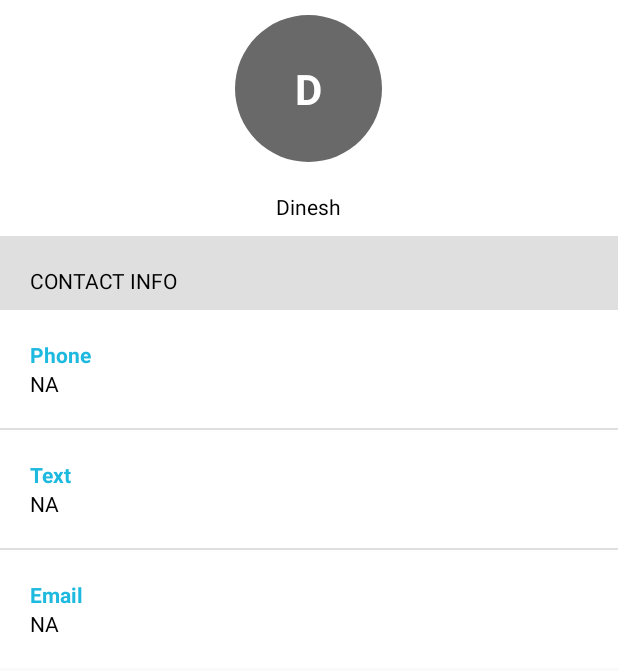
After one commit to dineshswaas/HealthyEngage, an Android app: the layout activity_care_takers_details.xml on its own in the app's theme, with its tools: preview values and no code run, on a phone screen of 412 x 824 dp. The commit adds this screen. Shown: the top 671 px of the screen. Run offline under Robolectric (Android 15) with nearby library versions, the phone set to English and light mode, and no system bars.

Commit message:
connect added

```diff
--- a/HealthyEngage/app/src/main/AndroidManifest.xml
+++ b/HealthyEngage/app/src/main/AndroidManifest.xml
@@ -12,7 +12,8 @@
         android:roundIcon="@mipmap/appicon"
         android:supportsRtl="true"
         android:theme="@style/AppTheme">
-        <activity android:name=".AssessmentDetailsActivity"></activity>
+        <activity android:name=".CareTakersDetailsActivity"></activity>
+        <activity android:name=".AssessmentDetailsActivity" />
         <activity android:name=".TimeOutActivity" />
         <activity android:name=".LoingWithMobileActivity" />
         <activity android:name=".HomePageActivity">
--- a/HealthyEngage/app/src/main/java/com/swaas/healthyengage/CarePlanAdapter.java
+++ b/HealthyEngage/app/src/main/java/com/swaas/healthyengage/CarePlanAdapter.java
@@ -112,9 +112,6 @@ class CarePlanAdapter extends RecyclerView.Adapter<CarePlanAdapter.ViewHolder>{
     }
 
 
-    public OnTpDateClickListener getOnTpDateClickListener() {
-        return onTpDateClickListener;
-    }
 
     public void setOnTpDateClickListener(OnTpDateClickListener onTpDateClickListener) {
         this.onTpDateClickListener = onTpDateClickListener;
--- /dev/null
+++ b/HealthyEngage/app/src/main/java/com/swaas/healthyengage/CareTakersDetailsActivity.java
@@ -0,0 +1,61 @@
+package com.swaas.healthyengage;
+
+import android.support.v7.app.AppCompatActivity;
+import android.os.Bundle;
+import android.text.TextUtils;
+import android.view.View;
+import android.widget.TextView;
+
+import models.ConnectAPIModel;
+import utils.Constants;
+
+public class CareTakersDetailsActivity extends AppCompatActivity {
+
+    TextView firstheaderletter,name,phonenumber,textnumber,emailtext;
+    ConnectAPIModel connectAPIModel;
+    @Override
+    protected void onCreate(Bundle savedInstanceState) {
+        super.onCreate(savedInstanceState);
+        setContentView(R.layout.activity_care_takers_details);
+        initializeViews();
+        getIntentData();
+    }
+
+    private void getIntentData() {
+
+        connectAPIModel = (ConnectAPIModel) getIntent().getSerializableExtra(Constants.INTENT_PARM);
+        firstheaderletter.setText(connectAPIModel.getFirst_name().charAt(0) +" "+connectAPIModel.getLast_name().charAt(0));
+        name.setText(connectAPIModel.getFirst_name()+""+connectAPIModel.getLast_name());
+        if(TextUtils.isEmpty(connectAPIModel.getEmergency_number())){
+            phonenumber.setText(connectAPIModel.getMobile_no());
+        }else{
+            phonenumber.setText(connectAPIModel.getEmergency_number());
+        }
+
+        textnumber.setText(connectAPIModel.getMobile_no());
+        emailtext.setText(connectAPIModel.getEmail());
+
+    }
+
+    private void initializeViews() {
+        getSupportActionBar().setDisplayHomeAsUpEnabled(true);
+        getSupportActionBar().setDisplayShowHomeEnabled(true);
+        firstheaderletter = (TextView)findViewById(R.id.firstheaderletter);
+        name = (TextView)findViewById(R.id.name);
+        phonenumber = (TextView)findViewById(R.id.phonenumber);
+        textnumber = (TextView)findViewById(R.id.textnumber);
+        emailtext = (TextView)findViewById(R.id.emailtext);
+
+    }
+    @Override
+    public boolean onSupportNavigateUp() {
+        onBackPressed();
+        return true;
+    }
+
+    @Override
+    public void onBackPressed() {
+        super.onBackPressed();
+        finish();
+    }
+}
--- a/HealthyEngage/app/src/main/java/com/swaas/healthyengage/ConnectAdapter.java
+++ b/HealthyEngage/app/src/main/java/com/swaas/healthyengage/ConnectAdapter.java
@@ -1,5 +1,7 @@
 package com.swaas.healthyengage;
 
+
+import android.content.Intent;
 import android.support.annotation.NonNull;
 import android.support.v4.app.FragmentActivity;
 import android.support.v7.widget.RecyclerView;
@@ -12,11 +14,13 @@ import android.widget.TextView;
 import java.util.List;
 
 import models.ConnectAPIModel;
+import utils.Constants;
 
 class ConnectAdapter extends RecyclerView.Adapter<ConnectAdapter.ViewHolder> {
 
     List<ConnectAPIModel> connectAPIModelList;
     ConnectFragment context;
+    OnCareClick onCareClick;
 
     public ConnectAdapter (ConnectFragment context , List<ConnectAPIModel> connectAPIModel){
         this.context = context;
@@ -34,35 +38,41 @@ class ConnectAdapter extends RecyclerView.Adapter<ConnectAdapter.ViewHolder> {
     }
 
     @Override
-    public void onBindViewHolder(@NonNull ViewHolder holder, int position) {
+    public void onBindViewHolder(@NonNull ViewHolder holder, final int position) {
         ConnectAPIModel connectAPIModel = connectAPIModelList.get(position);
         if(!TextUtils.isEmpty(connectAPIModel.getHeaderText())){
             holder.headerText.setVisibility(View.VISIBLE);
             holder.headerText.setText(connectAPIModel.getHeaderText());
-            if(!connectAPIModel.getFirst_name().equalsIgnoreCase("Emergency Care")){
+
                 String trimLetter = connectAPIModel.getFirst_name().trim().charAt(0) +""+connectAPIModel.getLast_name().trim().charAt(0);
                 holder.firstletter.setText(trimLetter);
                 holder.assesmentname.setText(connectAPIModel.getFirst_name() +" " +connectAPIModel.getLast_name());
                 holder.assesmentnameSubName.setText(connectAPIModel.getMobile_no());
-            }else{
-                holder.firstletter.setText("EC");
-                holder.assesmentname.setText(connectAPIModel.getFirst_name());
-                holder.assesmentnameSubName.setText(connectAPIModel.getShift_start_time() +" - "+connectAPIModel.getShift_end_time());
-            }
+                if(!TextUtils.isEmpty(connectAPIModel.getShift_start_time()) && !TextUtils.isEmpty(connectAPIModel.getShift_end_time())){
+                    holder.assesmentnameSubName.setText(connectAPIModel.getShift_start_time() +" - "+connectAPIModel.getShift_end_time());
+                }
 
         }else{
-            holder.headerText.setVisibility(View.GONE);
-            if(!connectAPIModel.getFirst_name().equalsIgnoreCase("Emergency Care")){
+                holder.headerText.setVisibility(View.GONE);
                 String trimLetter = connectAPIModel.getFirst_name().trim().charAt(0) +""+ connectAPIModel.getLast_name().trim().charAt(0);
                 holder.firstletter.setText(trimLetter);
                 holder.assesmentname.setText(connectAPIModel.getFirst_name() +"  " +connectAPIModel.getLast_name());
                 holder.assesmentnameSubName.setText(connectAPIModel.getMobile_no());
-            }else{
-                holder.firstletter.setText("EC");
-                holder.assesmentname.setText(connectAPIModel.getFirst_name());
-                holder.assesmentnameSubName.setText(connectAPIModel.getShift_start_time() +" - "+connectAPIModel.getShift_end_time());
+                if(!TextUtils.isEmpty(connectAPIModel.getShift_start_time()) && !TextUtils.isEmpty(connectAPIModel.getShift_end_time())){
+                    holder.assesmentnameSubName.setText(connectAPIModel.getShift_start_time() +" - "+connectAPIModel.getShift_end_time());
+                }
+
+        }
+
+
+        holder.itemView.setOnClickListener(new View.OnClickListener() {
+            @Override
+            public void onClick(View v) {
+                if(onCareClick != null){
+                    onCareClick.onCareClick(position);
+                }
             }
-        }
+        });
 
 
     }
@@ -83,7 +93,17 @@ class ConnectAdapter extends RecyclerView.Adapter<ConnectAdapter.ViewHolder> {
             firstletter = (TextView)itemView.findViewById(R.id.firstletter);
             headerText = (TextView)itemView.findViewById(R.id.headerText);
         }
+    }
 
 
+
+
+    public interface OnCareClick{
+        public void onCareClick(final int position);
+    }
+
+
+    public void setOnCareClickClickListener(OnCareClick onCareClick) {
+        this.onCareClick = onCareClick;
     }
 }
--- a/HealthyEngage/app/src/main/java/com/swaas/healthyengage/ConnectFragment.java
+++ b/HealthyEngage/app/src/main/java/com/swaas/healthyengage/ConnectFragment.java
@@ -1,6 +1,7 @@
 package com.swaas.healthyengage;
 
 import android.app.ProgressDialog;
+import android.content.Intent;
 import android.os.Bundle;
 import android.support.v4.app.Fragment;
 import android.support.v7.widget.DividerItemDecoration;
@@ -12,17 +13,19 @@ import android.view.View;
 import android.view.ViewGroup;
 import android.widget.TextView;
 
+import java.io.Serializable;
 import java.util.ArrayList;
 import java.util.List;
 
 import Repositories.APIRepository;
 import models.ConnectAPIModel;
+import utils.Constants;
 
 /**
  * Created by Adib on 13-Apr-17.
  */
 
-public class ConnectFragment extends Fragment{
+public class ConnectFragment extends Fragment implements ConnectAdapter.OnCareClick{
 
     ProgressDialog progressBar;
     APIRepository apiRepository;
@@ -110,8 +113,8 @@ public class ConnectFragment extends Fragment{
             ConnectAPIModel.Organisation organisation = connectAPI.getOrganisation();
             ConnectAPIModel connectAPIModel = new ConnectAPIModel();
             connectAPIModel.setId(organisation.getId());;
-            connectAPIModel.setFirst_name("Emergency Care");
-            connectAPIModel.setLast_name("");
+            connectAPIModel.setFirst_name("Emergency");
+            connectAPIModel.setLast_name("Care");
             connectAPIModel.setTime_zone(organisation.getTime_zone());
             connectAPIModel.setEmergency_number(organisation.getEmergency_number());
             connectAPIModel.setShift_start_time(organisation.getShift_start_time());
@@ -139,6 +142,7 @@ public class ConnectFragment extends Fragment{
 
         connectRecycler.setLayoutManager(new LinearLayoutManager(connectRecycler.getContext(), LinearLayoutManager.VERTICAL, false));
         connectAdapter = new ConnectAdapter(ConnectFragment.this,connectAPIModelList);
+        connectAdapter.setOnCareClickClickListener(this);
         connectRecycler.addItemDecoration(new DividerItemDecoration(connectRecycler.getContext(), DividerItemDecoration.VERTICAL));
         connectRecycler.setAdapter(connectAdapter);
     }
@@ -153,4 +157,12 @@ public class ConnectFragment extends Fragment{
         progressBar.hide();
     }
 
+    @Override
+    public void onCareClick(int position) {
+
+        Intent intent = new Intent(getActivity(),CareTakersDetailsActivity.class);
+        intent.putExtra(Constants.INTENT_PARM, (Serializable) connectAPIModelList.get(position));
+        startActivity(intent);
+
+    }
 }
--- /dev/null
+++ b/HealthyEngage/app/src/main/res/layout/activity_care_takers_details.xml
@@ -0,0 +1,242 @@
+<?xml version="1.0" encoding="utf-8"?>
+<android.support.v4.widget.NestedScrollView xmlns:android="http://schemas.android.com/apk/res/android"
+    xmlns:app="http://schemas.android.com/apk/res-auto"
+    xmlns:tools="http://schemas.android.com/tools"
+    android:layout_width="match_parent"
+    android:layout_height="match_parent"
+    tools:context=".CareTakersDetailsActivity">
+
+    <LinearLayout
+        android:layout_height="match_parent"
+        android:layout_width="match_parent"
+        android:background="@color/white"
+        android:orientation="vertical">
+
+        <RelativeLayout
+            android:id="@+id/header"
+            android:layout_width="match_parent"
+            android:layout_height="wrap_content"
+            android:orientation="vertical">
+
+            <TextView
+                android:id="@+id/firstheaderletter"
+                android:layout_width="wrap_content"
+                android:layout_height="wrap_content"
+                android:gravity="center"
+                android:layout_centerHorizontal="true"
+                android:padding="40dp"
+                android:textStyle="bold"
+                android:background="@drawable/circlebordergrey"
+                android:textColor="@color/white"
+                android:textSize="28dp"
+                android:text="D" />
+
+            <TextView
+                android:id="@+id/name"
+                android:layout_width="wrap_content"
+                android:layout_height="wrap_content"
+                android:padding="10dp"
+                android:gravity="center"
+                android:layout_centerHorizontal="true"
+                android:layout_below="@+id/firstheaderletter"
+                android:textColor="@color/black"
+                android:text="Dinesh" />
+
+
+        </RelativeLayout>
+
+        <TextView
+            android:id="@+id/headerText"
+            android:layout_width="match_parent"
+            android:layout_height="wrap_content"
+            android:layout_weight="1"
+            android:paddingLeft="20dp"
+            android:paddingBottom="10dp"
+            android:paddingTop="20dp"
+            android:textColor="@color/black"
+            android:background="@color/gray_non_pressed"
+            android:text="CONTACT INFO" />
+
+
+        <RelativeLayout
+            android:id="@+id/phoneMainLayout"
+            android:orientation="vertical"
+            android:layout_width="match_parent"
+            android:background="@color/white"
+            android:padding="10dp"
+            android:layout_height="wrap_content">
+
+
+
+            <RelativeLayout
+                android:id="@+id/label"
+                android:layout_width="wrap_content"
+                android:layout_height="wrap_content"
+                android:gravity="center"
+                android:padding="10dp"
+                android:layout_centerVertical="true"
+                android:layout_toRightOf="@+id/firstletter"
+
+                >
+
+                <TextView
+                    android:id="@+id/phonelabel"
+                    android:layout_width="wrap_content"
+                    android:layout_height="wrap_content"
+                    android:text="Phone"
+                    android:textStyle="bold"
+                    android:textColor="@color/blue_non_pressed" />
+
+                <TextView
+                    android:id="@+id/phonenumber"
+                    android:layout_width="wrap_content"
+                    android:layout_height="wrap_content"
+                    android:text="@string/not_available"
+                    android:layout_below="@+id/phonelabel"
+                    android:textColor="@color/black"
+                    />
+            </RelativeLayout>
+
+
+
+
+            <ImageView
+                android:id="@+id/arrow"
+                android:layout_width="wrap_content"
+                android:layout_height="wrap_content"
+                android:layout_alignRight="@+id/label"
+                android:layout_alignParentRight="true"
+                android:layout_centerVertical="true"
+                android:visibility="invisible"
+                app:srcCompat="@drawable/ic_keyboard_arrow_right_black_24dp" />
+
+
+        </RelativeLayout>
+
+        <View
+            android:layout_width="match_parent"
+            android:layout_height="1dp"
+            android:background="@color/gray_non_pressed">
+
+        </View>
+
+        <RelativeLayout
+            android:id="@+id/textMainLayout"
+            android:orientation="vertical"
+            android:layout_width="match_parent"
+            android:background="@color/white"
+            android:padding="10dp"
+            android:layout_height="wrap_content">
+
+
+
+            <RelativeLayout
+                android:id="@+id/textlabel"
+                android:layout_width="wrap_content"
+                android:layout_height="wrap_content"
+                android:gravity="center"
+                android:padding="10dp"
+                android:layout_centerVertical="true"
+                android:layout_toRightOf="@+id/firstletter"
+
+                >
+
+                <TextView
+                    android:id="@id/textlabel"
+                    android:layout_width="wrap_content"
+                    android:layout_height="wrap_content"
+                    android:text="Text"
+                    android:textStyle="bold"
+                    android:textColor="@color/blue_non_pressed" />
+
+                <TextView
+                    android:id="@+id/textnumber"
+                    android:layout_width="wrap_content"
+                    android:layout_height="wrap_content"
+                    android:layout_below="@+id/textlabel"
+                    android:text="@string/not_available"
+                    android:textColor="@color/black" />
+            </RelativeLayout>
+
+
+
+
+            <ImageView
+                android:id="@+id/arrow"
+                android:layout_width="wrap_content"
+                android:layout_height="wrap_content"
+                android:layout_alignRight="@+id/label"
+                android:layout_alignParentRight="true"
+                android:layout_centerVertical="true"
+                android:visibility="invisible"
+                app:srcCompat="@drawable/ic_keyboard_arrow_right_black_24dp" />
+
+
+        </RelativeLayout>
+        <View
+            android:layout_width="match_parent"
+            android:layout_height="1dp"
+            android:background="@color/gray_non_pressed">
+
+        </View>
+
+        <RelativeLayout
+            android:id="@+id/emailMainLayout"
+            android:orientation="vertical"
+            android:layout_width="match_parent"
+            android:background="@color/white"
+            android:padding="10dp"
+            android:layout_height="wrap_content">
+
+
+
+            <RelativeLayout
+                android:id="@+id/emaillabelheader"
+                android:layout_width="wrap_content"
+                android:layout_height="wrap_content"
+                android:gravity="center"
+                android:padding="10dp"
+                android:layout_centerVertical="true"
+                android:layout_toRightOf="@+id/firstletter"
+
+                >
+
+                <TextView
+                    android:id="@+id/emaillabel"
+                    android:layout_width="wrap_content"
+                    android:layout_height="wrap_content"
+                    android:text="Email"
+                    android:textStyle="bold"
+                    android:textColor="@color/blue_non_pressed" />
+
+                <TextView
+                    android:id="@+id/emailtext"
+                    android:text="@string/not_available"
+                    android:layout_width="wrap_content"
+                    android:layout_height="wrap_content"
+                    android:layout_below="@+id/emaillabel"
+                    android:textColor="@color/black"
+
+                    />
+            </RelativeLayout>
+
+
+
+
+            <ImageView
+                android:id="@+id/arrow"
+                android:layout_width="wrap_content"
+                android:layout_height="wrap_content"
+                android:layout_alignRight="@+id/label"
+                android:layout_alignParentRight="true"
+                android:layout_centerVertical="true"
+                android:visibility="invisible"
+                app:srcCompat="@drawable/ic_keyboard_arrow_right_black_24dp" />
+
+
+        </RelativeLayout>
+
+
+    </LinearLayout>
+
+</android.support.v4.widget.NestedScrollView>
```
